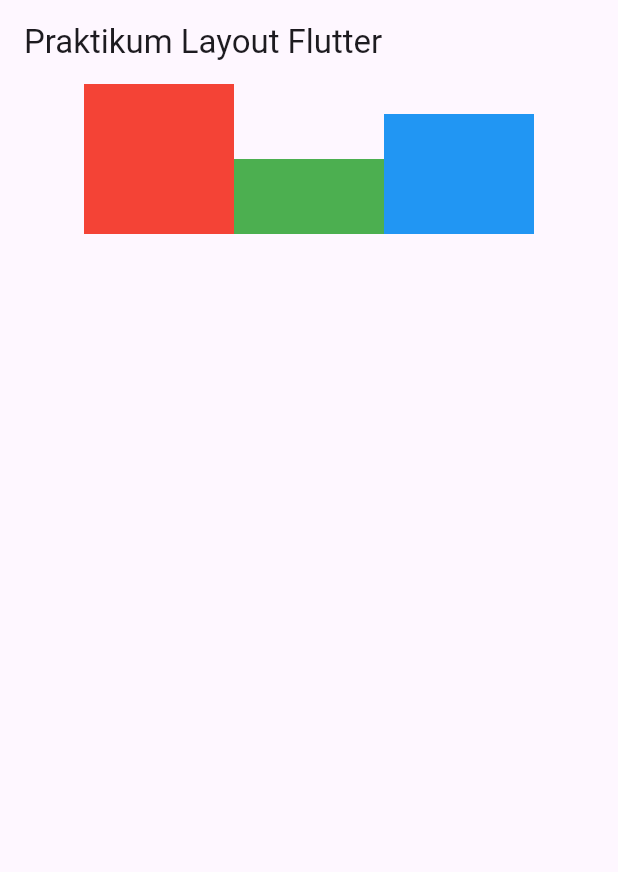
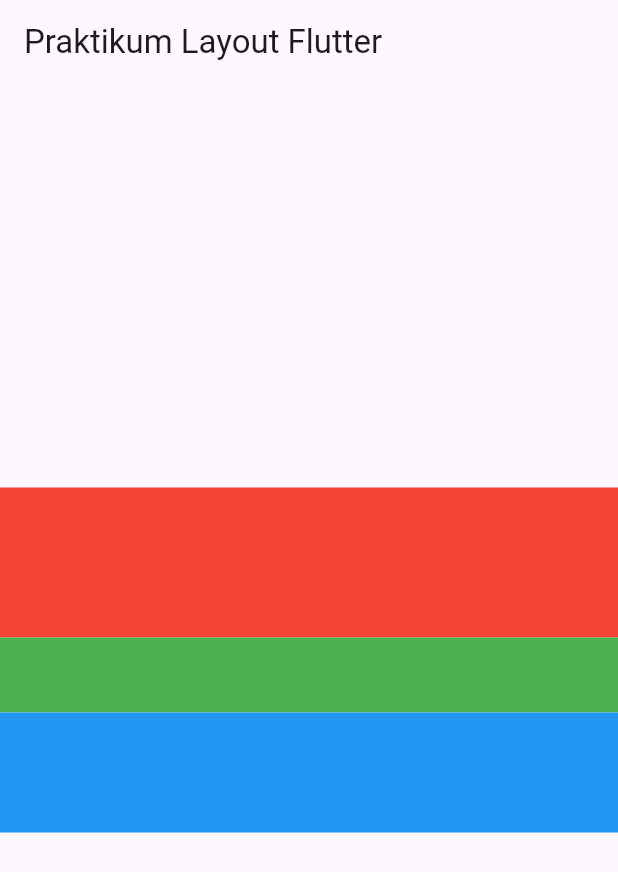
Before and after one commit to PakBras/praktikum_multiplatform_unit_3, a Flutter app: the screen it shows after launch, on a phone screen of 412 x 824 dp. Shown: the top 872 px of the screen. Run offline on Flutter 3.47's test engine with Material 3 defaults, Android fonts, the phone set to English and light mode, and no system bars.

Commit message:
melanjutkan bagian e

```diff
--- a/lib/main.dart
+++ b/lib/main.dart
@@ -24,13 +24,13 @@ class HomePage extends StatelessWidget {
       appBar: AppBar(
         title: Text('Praktikum Layout Flutter'),
       ),
-      body: Row(
+      body: Column(
         mainAxisAlignment: MainAxisAlignment.center,
-        crossAxisAlignment: CrossAxisAlignment.end,
+        crossAxisAlignment: CrossAxisAlignment.stretch,
         children: <Widget>[
           Container(color: Colors.red, height: 100, width: 100),
-          Container(color: Colors.green, height: 50, width: 100),
-          Container(color: Colors.blue, height: 80, width: 100),
+          Container(color: Colors.green, height: 50, width: 50),
+          Container(color: Colors.blue, height: 80, width: 80),
         ],
       ),
     );
```
